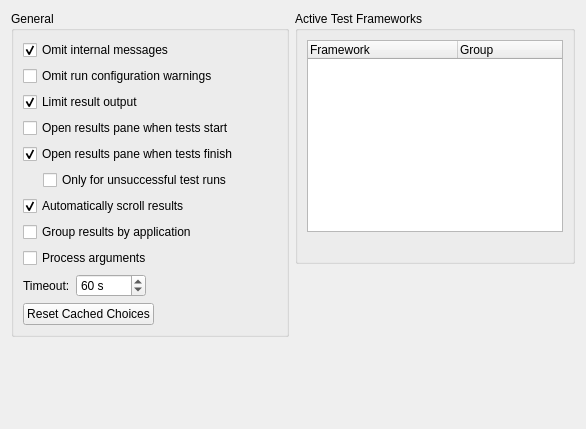
Qt form src/plugins/autotest/testsettingspage.ui (qt-creator/qt-creator) before a commit.
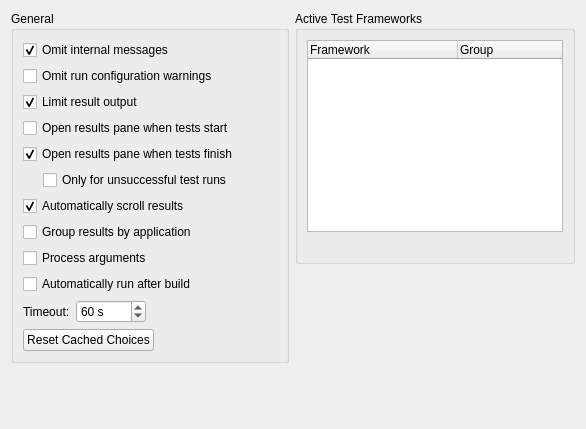
The same form after that commit.

Commit message:
AutoTest: Add automatic run after build
Add an option to automatically run tests if the build
succeeded and the current project has tests.

```diff
--- a/src/plugins/autotest/testsettingspage.ui
+++ b/src/plugins/autotest/testsettingspage.ui
@@ -144,6 +144,16 @@
             </property>
            </widget>
           </item>
+          <item>
+           <widget class="QCheckBox" name="runAfterBuildCB">
+            <property name="toolTip">
+             <string>Runs all tests automatically if a build succeeded.</string>
+            </property>
+            <property name="text">
+             <string>Automatically run after build</string>
+            </property>
+           </widget>
+          </item>
           <item>
            <layout class="QHBoxLayout" name="horizontalLayout_2" stretch="0,0,0">
             <property name="spacing">
```
The commit also changes 7 other files.
